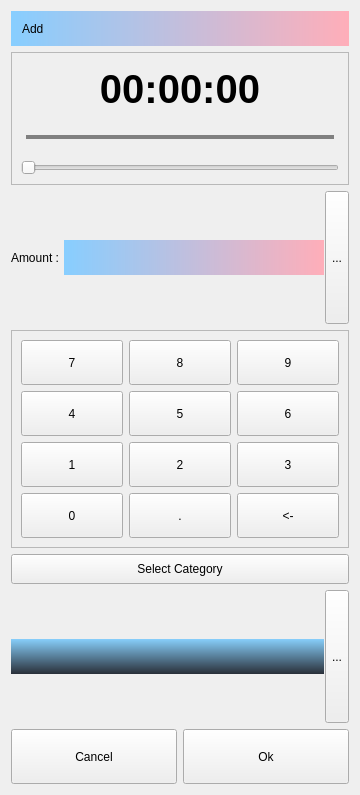
Above: src/dlgsettime.ui from ic005k/Knot-Legacy before the change. Below: the same form after it.
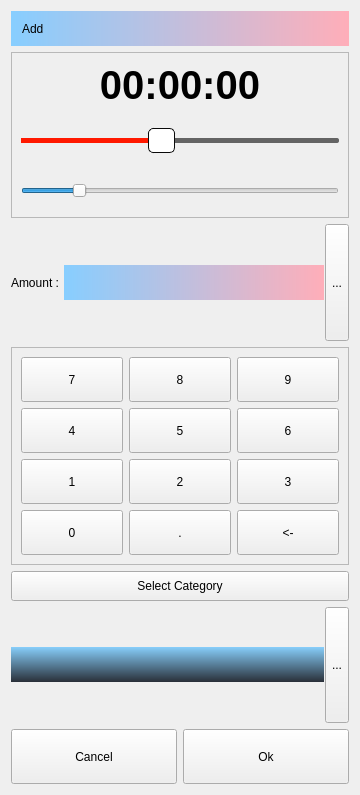
That is the form after the change. Icons and pictures are not drawn.

Commit message: Adjusted the UI for setting time

```diff
--- a/src/dlgsettime.ui
+++ b/src/dlgsettime.ui
@@ -87,36 +87,62 @@
           <verstretch>0</verstretch>
          </sizepolicy>
         </property>
+        <property name="minimumSize">
+         <size>
+          <width>0</width>
+          <height>35</height>
+         </size>
+        </property>
         <property name="styleSheet">
-         <string notr="true">QSlider::groove:horizontal 
-{ 
-	border: 1px solid #999999; 
-	height: 2px; 
-	margin: 0px 0;
-	left: 5px; 
-	right: 5px; 
-}  
-
-QSlider::add-page:horizontal
-{
-	background-color: gray;
-
+         <string notr="true">QSlider::groove:horizontal {
+  border: 0px solid #bbb;
 }
-
-QSlider::sub-page:horizontal
-{
-	background-color: gray;
-
+ 
+QSlider::sub-page:horizontal {
+  background: rgb(255,25,0);
+  border-radius: 0px;
+  margin-top: 15px;
+  margin-bottom: 15px;
 }
-
-QSlider::handle:horizontal
-{
-	border: 0px ;
-	border-image: url(:/res/qslider_btn.png);			
-	width: 20px; 
-	
-	margin: -10px -5px -10px -5px; 
-	
+ 
+QSlider::add-page:horizontal {
+  background: rgb(100,100,100);
+  border: 0px solid #777; 
+  border-radius: 2px; 
+  margin-top: 15px; 
+  margin-bottom: 15px; 
+}
+ 
+QSlider::handle:horizontal { 
+  background: rgb(255,255,255); 
+  border: 1px solid rgba(10,10,10,255); 
+  width: 25px; 
+  height: 15px; 
+  border-radius: 5px; 
+  margin-top: 5px; 
+  margin-bottom: 5px; 
+}
+ 
+QSlider::handle:horizontal:hover { 
+  background: rgb(255,25,0); 
+  border: 1px solid rgba(25,25,25,255); 
+  border-radius: 5px; 
+}
+ 
+QSlider::sub-page:horizontal:disabled { 
+  background: #bbb; 
+  border-color: #999; 
+}
+ 
+QSlider::add-page:horizontal:disabled { 
+  background: #eee; 
+  border-color: #999; 
+}
+ 
+QSlider::handle:horizontal:disabled { 
+  background: #eee; 
+  border: 1px solid #aaa; 
+  border-radius: 4px; 
 }</string>
         </property>
         <property name="maximum">
@@ -125,6 +151,9 @@
         <property name="pageStep">
          <number>1</number>
         </property>
+        <property name="value">
+         <number>10</number>
+        </property>
         <property name="orientation">
          <enum>Qt::Horizontal</enum>
         </property>
@@ -132,12 +161,21 @@
       </item>
       <item>
        <widget class="QSlider" name="hsM">
+        <property name="minimumSize">
+         <size>
+          <width>0</width>
+          <height>35</height>
+         </size>
+        </property>
         <property name="maximum">
          <number>59</number>
         </property>
         <property name="pageStep">
          <number>1</number>
         </property>
+        <property name="value">
+         <number>10</number>
+        </property>
         <property name="orientation">
          <enum>Qt::Horizontal</enum>
         </property>
```
